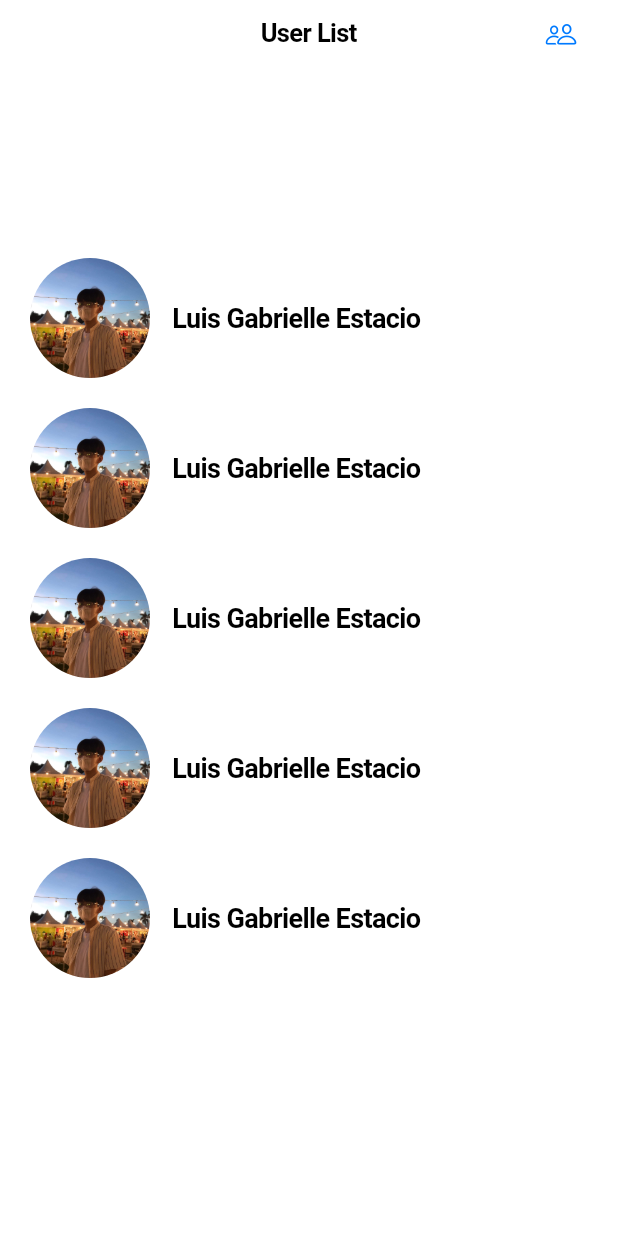
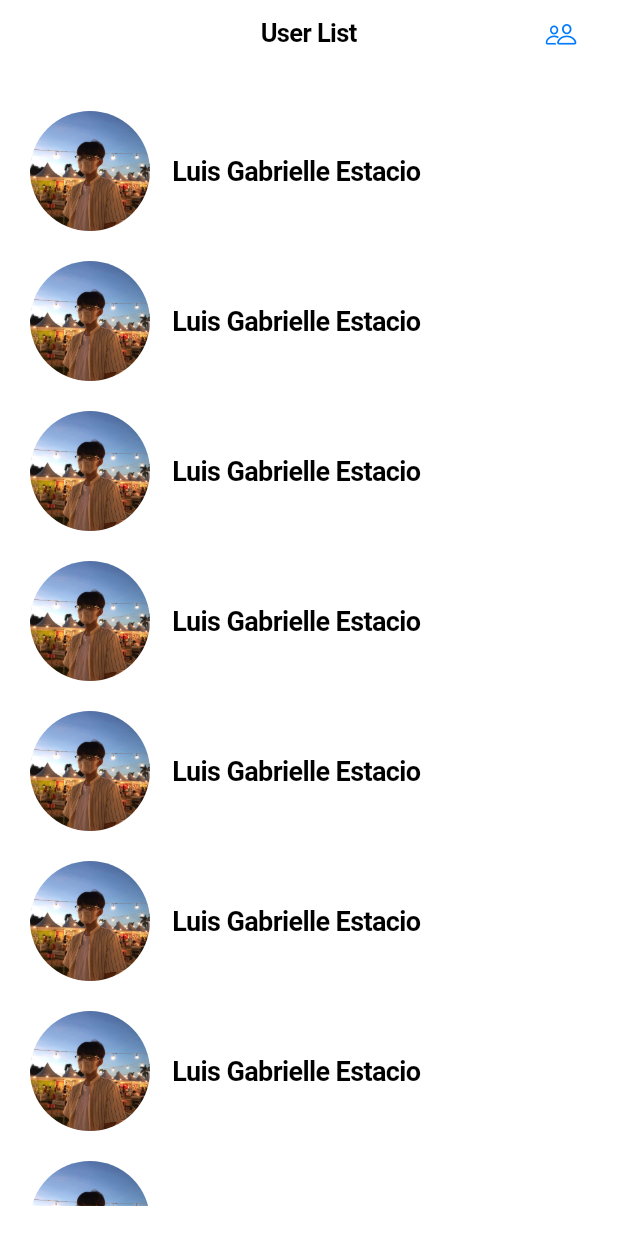
Before and after one commit to megan-esguerra/Resume_App, a Flutter app: the screen it shows after launch, on a phone screen of 412 x 824 dp. Run offline on Flutter 3.47's test engine with Material 3 defaults, Android fonts, the phone set to English and light mode, and no system bars.

Commit message:
Added layout

```diff
--- a/lib/main.dart
+++ b/lib/main.dart
@@ -1,5 +1,4 @@
 import 'package:flutter/cupertino.dart';
-import 'package:flutter/material.dart'; // Needed for IconButton & Icons
 
 void main() {
   runApp(CupertinoApp(
@@ -17,6 +16,9 @@
 
 class MyAppState extends State<MyApp> {
   final List<Map<String, String>> users = [
+    {'name': 'Luis Gabrielle Estacio', 'avatar': 'assets/images/LuisAvatar.jpg'},
+    {'name': 'Luis Gabrielle Estacio', 'avatar': 'assets/images/LuisAvatar.jpg'},
+    {'name': 'Luis Gabrielle Estacio', 'avatar': 'assets/images/LuisAvatar.jpg'},
     {'name': 'Luis Gabrielle Estacio', 'avatar': 'assets/images/LuisAvatar.jpg'},
     {'name': 'Luis Gabrielle Estacio', 'avatar': 'assets/images/LuisAvatar.jpg'},
     {'name': 'Luis Gabrielle Estacio', 'avatar': 'assets/images/LuisAvatar.jpg'},
@@ -99,11 +101,12 @@
           onPressed: () => _showUsersModal(context),
         ),
       ),
-      child: Padding(
-        padding: EdgeInsets.all(20.0),
-        child: Column(
-          mainAxisAlignment: MainAxisAlignment.center,
-          children: users.map((user) => _buildUserItem(user)).toList(),
+      child: SafeArea(
+        child: Padding(
+          padding: EdgeInsets.all(20.0),
+          child: ListView(
+            children: users.map((user) => _buildUserItem(user)).toList(),
+          ),
         ),
       ),
     );
```
